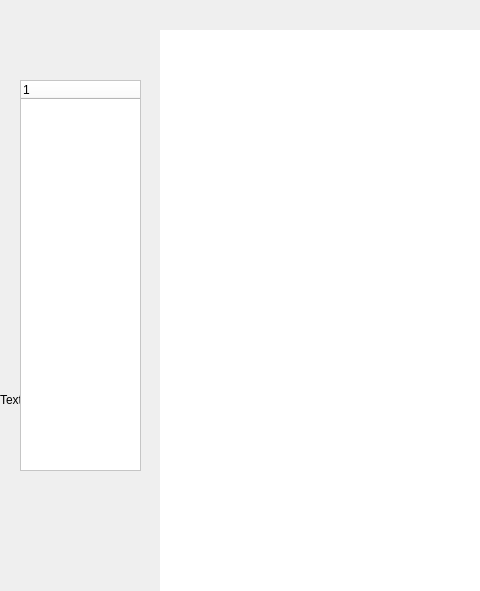
First picture: the form in LibraryManager/managermainwindow.ui, repository Guodanding/713topteam_LibraryManagerSystem, before the edit; both pictures show x 0 to 480 and y 0 to 591 of the 1200 by 800 pixel window.
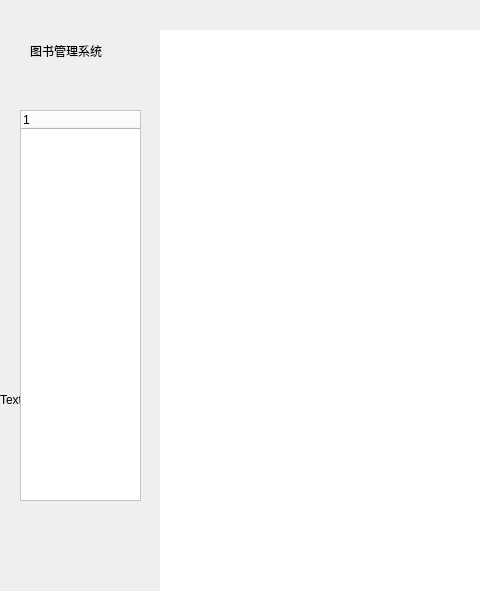
Second picture: the form after the edit.

The edit to the form file:
```diff
--- a/LibraryManager/managermainwindow.ui
+++ b/LibraryManager/managermainwindow.ui
@@ -39,7 +39,7 @@
     <property name="geometry">
      <rect>
       <x>20</x>
-      <y>80</y>
+      <y>110</y>
       <width>121</width>
       <height>391</height>
      </rect>
@@ -69,6 +69,19 @@
      <string>TextLabel</string>
     </property>
    </widget>
+   <widget class="QLabel" name="label">
+    <property name="geometry">
+     <rect>
+      <x>30</x>
+      <y>30</y>
+      <width>111</width>
+      <height>41</height>
+     </rect>
+    </property>
+    <property name="text">
+     <string>图书管理系统</string>
+    </property>
+   </widget>
    <zorder>label_bacgroud</zorder>
    <zorder>stackedWidget</zorder>
    <zorder>treeWidget</zorder>
```
Left out of the diff: 1 changed line with no effect on the pictures.
